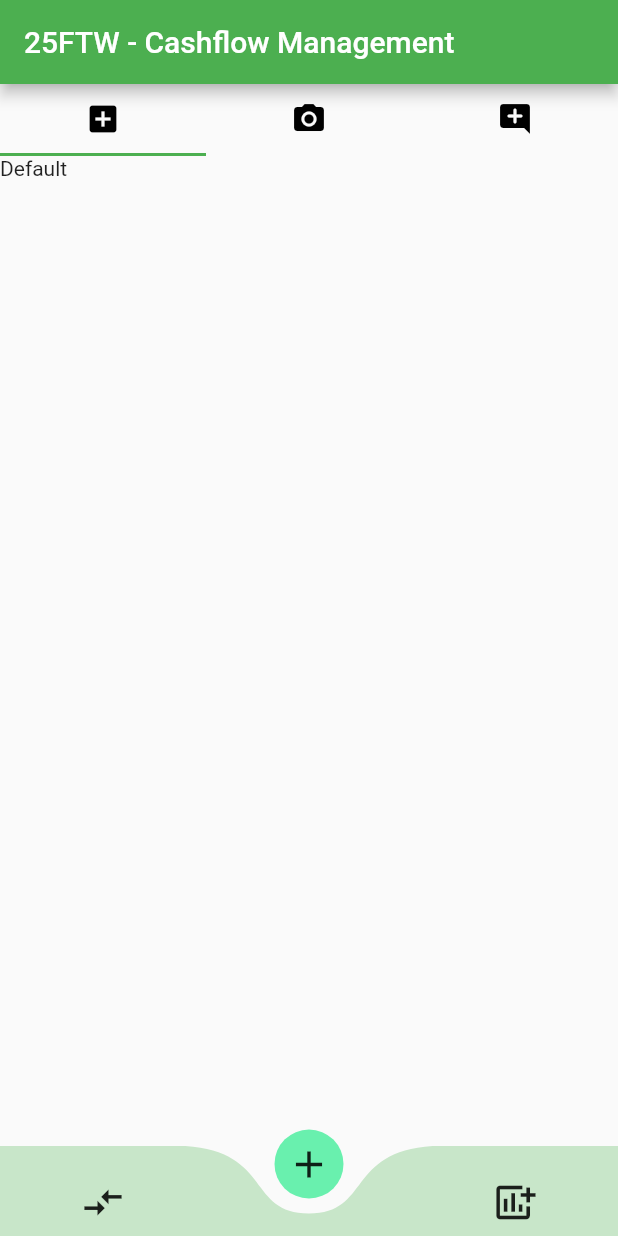
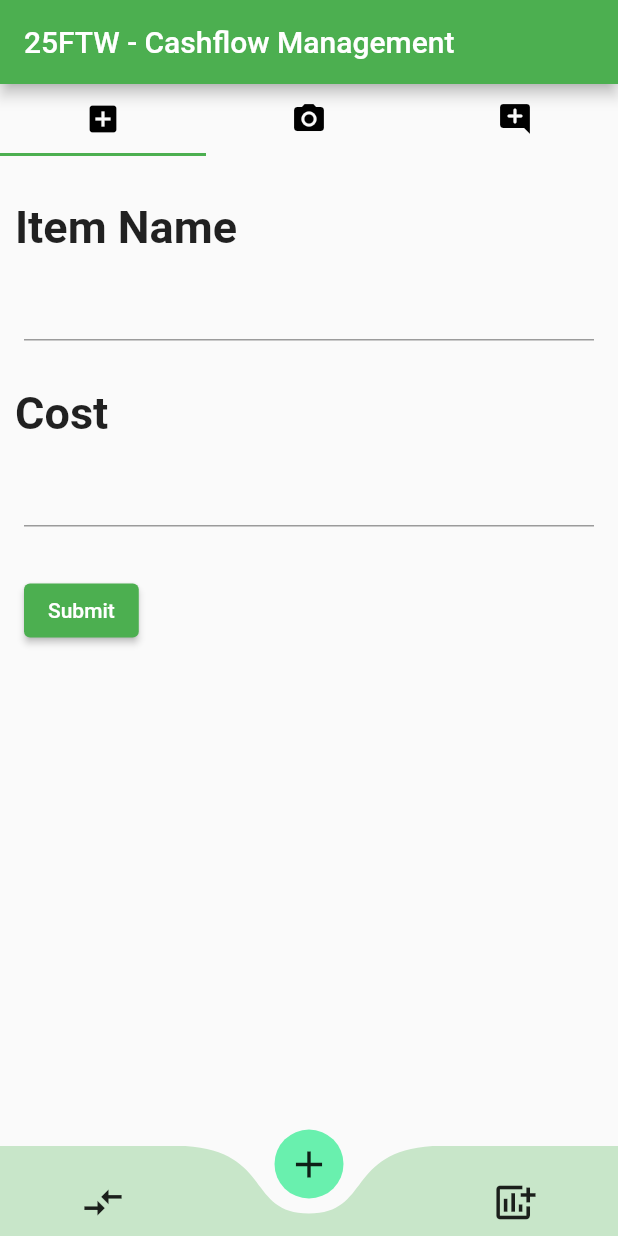
Before and after one commit to 25FTW/App, a Flutter app: the screen it shows after launch, on a phone screen of 412 x 824 dp. Run offline on Flutter 3.47's test engine with Material 2 defaults, Android fonts, the phone set to English and light mode, and no system bars; drawn by our look-alikes of curved_navigation_bar; our stand-ins replace image_picker.

Commit message:
Added both the "Default" Page as well as the "Upload Image" Page.

```diff
--- a/lib/transaction_tabs/add_new_default.dart
+++ b/lib/transaction_tabs/add_new_default.dart
@@ -8,10 +8,75 @@ class AddNewDefault extends StatefulWidget {
 }
 
 class _AddNewDefault extends State<AddNewDefault> {
+  final _formKey = GlobalKey<FormState>();
   @override
   Widget build(BuildContext context) {
-    return const Scaffold(
-      body: Text("Default"),
+    return Form(
+      key: _formKey,
+      child: Column(
+        crossAxisAlignment: CrossAxisAlignment.start,
+        children: [
+          const Padding(
+            padding: EdgeInsets.fromLTRB(10, 30, 0, 10),
+            child: Text(
+              "Item Name",
+              style: TextStyle(fontSize: 30, fontWeight: FontWeight.w600),
+            ),
+          ),
+          Padding(
+            padding: const EdgeInsets.fromLTRB(16, 0, 16, 16),
+            child: TextFormField(
+              cursorColor: Colors.green,
+              // The validator receives the text that the user has entered.
+              validator: (value) {
+                if (value == null || value.isEmpty) {
+                  return 'Please enter some text';
+                }
+                return null;
+              },
+            ),
+          ),
+          const Padding(
+            padding: EdgeInsets.fromLTRB(10, 15, 0, 10),
+            child: Text(
+              "Cost",
+              style: TextStyle(fontSize: 30, fontWeight: FontWeight.w600),
+            ),
+          ),
+          Padding(
+            padding: const EdgeInsets.fromLTRB(16, 0, 16, 16),
+            child: TextFormField(
+              cursorColor: Colors.green,
+              keyboardType:
+                  const TextInputType.numberWithOptions(decimal: true),
+              // The validator receives the text that the user has entered.
+              validator: (value) {
+                if (value == null || value.isEmpty) {
+                  return 'Please enter some text';
+                }
+                return null;
+              },
+            ),
+          ),
+          Padding(
+            padding:
+                const EdgeInsets.symmetric(horizontal: 16.0, vertical: 16.0),
+            child: ElevatedButton(
+              onPressed: () {
+                // Validate returns true if the form is valid, or false otherwise.
+                if (_formKey.currentState!.validate()) {
+                  // If the form is valid, display a snackbar. In the real world,
+                  // you'd often call a server or save the information in a database.
+                  ScaffoldMessenger.of(context).showSnackBar(
+                    const SnackBar(content: Text('Processing Data')),
+                  );
+                }
+              },
+              child: const Text('Submit'),
+            ),
+          ),
+        ],
+      ),
     );
   }
 }
--- a/pubspec.yaml
+++ b/pubspec.yaml
@@ -35,6 +35,8 @@ dependencies:
   # Use with the CupertinoIcons class for iOS style icons.
   cupertino_icons: ^1.0.2
   curved_navigation_bar: ^1.0.1
+  image_picker: ^0.8.4+4
+
 dev_dependencies:
   flutter_test:
     sdk: flutter
```
Also changed, not shown: lib/transaction_tabs/add_new_image.dart (+66 -2 lines), pubspec.lock.
